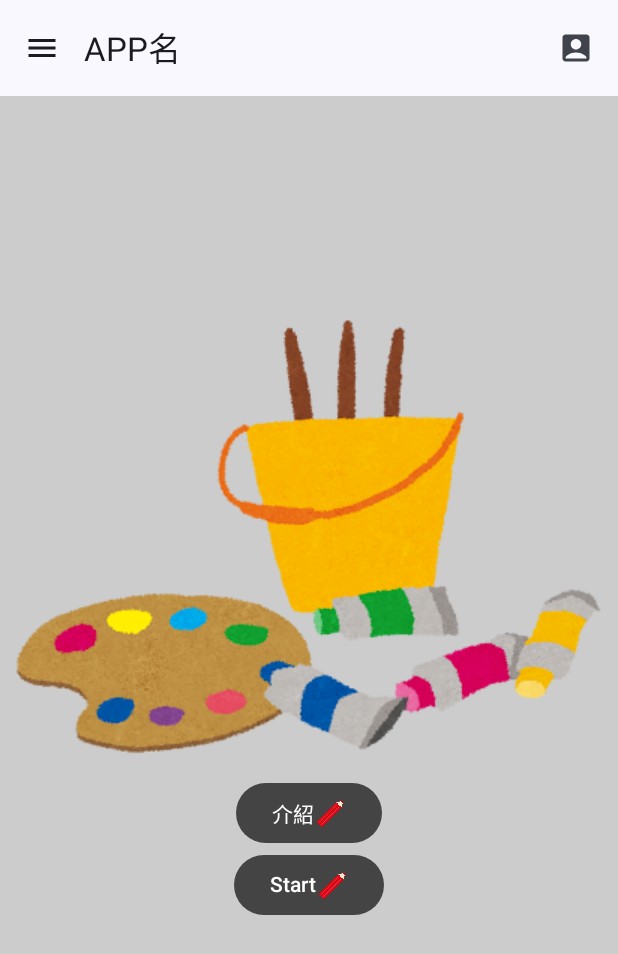
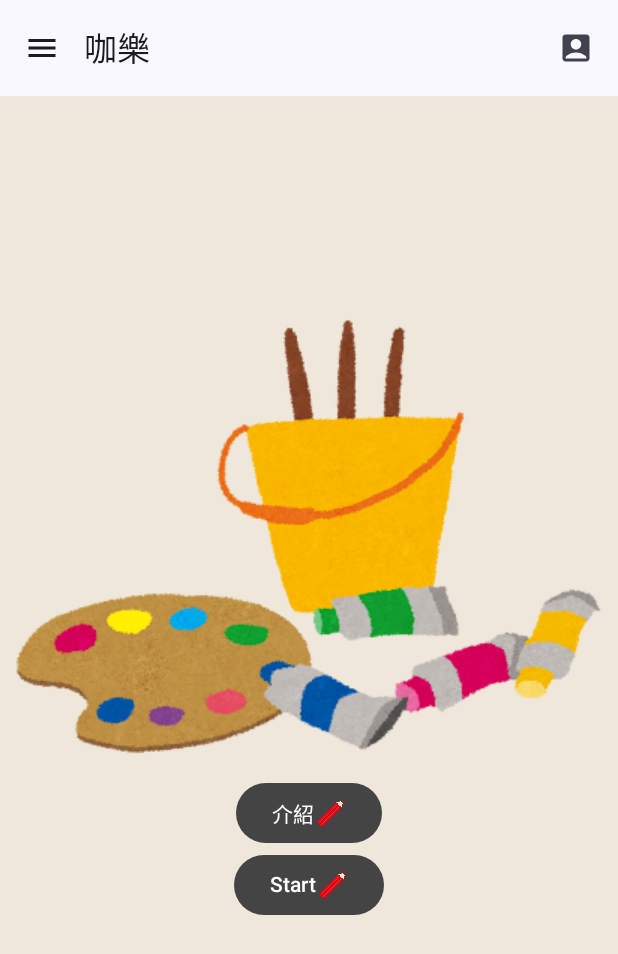
Before and after one commit to cindili1215/finalproject2, an Android app built with Jetpack Compose: the screen it shows after launch (MainActivity), on a phone screen of 412 x 824 dp. Shown: the top 954 px of the screen. Run offline under Robolectric (Android 15) with nearby library versions, the phone set to English and light mode, and no system bars.

Commit message:
首頁背景顏色

```diff
--- a/app/src/main/java/tw/edu/pu/csim/cindi/finalproject2/MainActivity.kt
+++ b/app/src/main/java/tw/edu/pu/csim/cindi/finalproject2/MainActivity.kt
@@ -58,7 +58,7 @@ fun FirstScreen() {
     Column(
         modifier = Modifier
             .fillMaxSize()
-            .background(Color.LightGray),
+            .background(Color(android.graphics.Color.parseColor("#EFE7DA"))),
         verticalArrangement = Arrangement.Center,
         horizontalAlignment = Alignment.CenterHorizontally
     )
@@ -106,7 +106,7 @@ fun Main() {
 
     Column {
         TopAppBar(
-            title = { Text(text = "APP名") },
+            title = { Text(text = "咖樂") },
 
             navigationIcon = {
                 IconButton(onClick = {
@@ -122,8 +122,6 @@ fun Main() {
                     Icon(Icons.Rounded.AccountBox, contentDescription = "Author")
                 }
             }
-
-
         )
     }
 }
--- a/app/src/main/java/tw/edu/pu/csim/cindi/finalproject2/SecondActivity.kt
+++ b/app/src/main/java/tw/edu/pu/csim/cindi/finalproject2/SecondActivity.kt
@@ -50,6 +50,7 @@ class SecondActivity : ComponentActivity() {
                 Surface(
                     modifier = Modifier.fillMaxSize(),
                     color = MaterialTheme.colorScheme.background
+                    //color = Color(android.graphics.Color.parseColor("#FFA500"))
                 ) {
                     //Greeting()
                     ColorQuizScreen()
```
